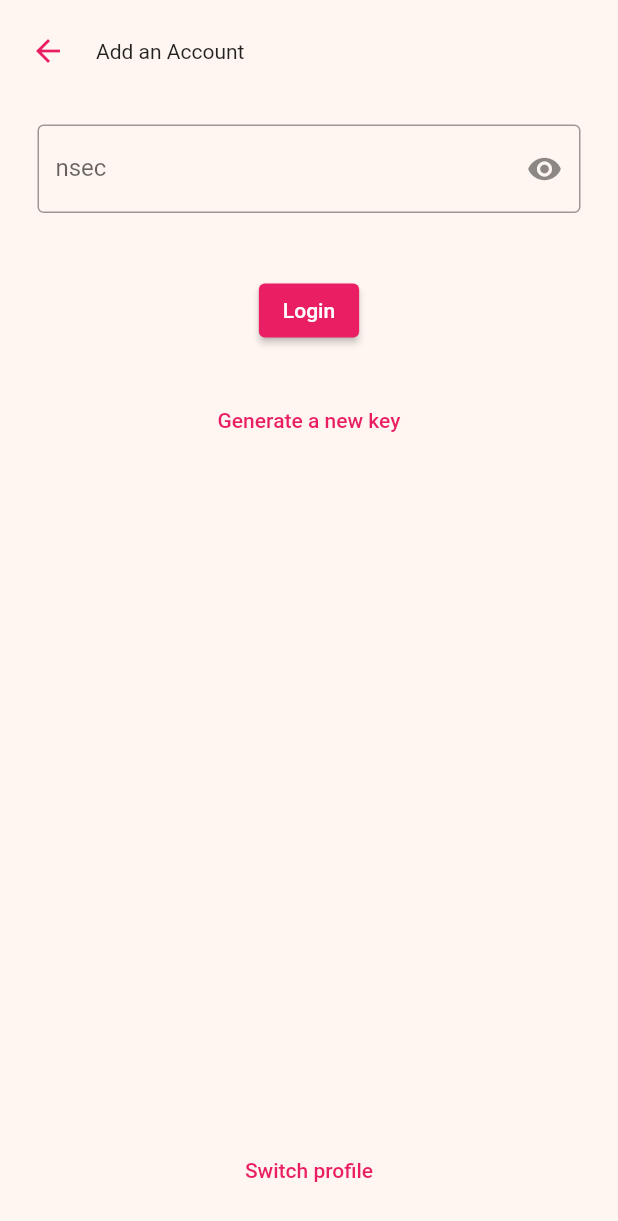
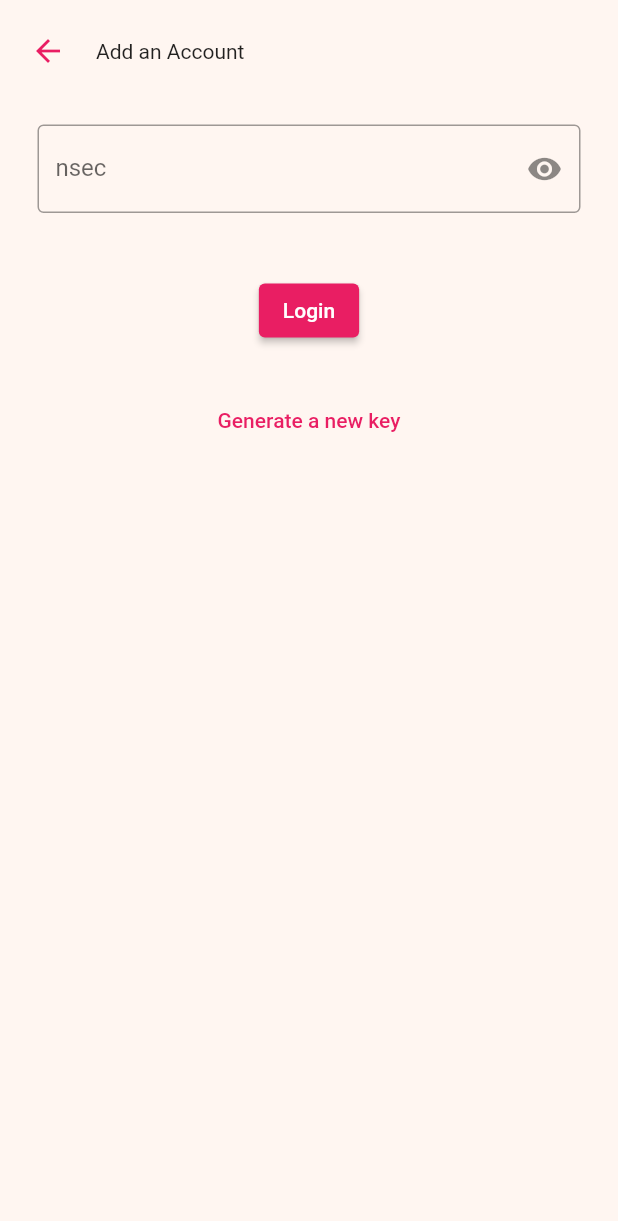
Before and after one commit to wavlake/watermelon, a Flutter app: the screen it shows after launch, on a phone screen of 412 x 824 dp. Shown: the top 1221 px of the screen. Run offline on Flutter 3.47's test engine with Material 2 defaults, Android fonts, the phone set to English and light mode, and no system bars; our stand-ins replace flutter_secure_storage, get_storage; missing offline and left inert: mobile_scanner, nostr, nostr_tools; Roboto replaces fonts that are missing (Poppins).

Commit message:
refactor layout and main, and some nav

```diff
--- a/lib/components.dart
+++ /dev/null
@@ -1,47 +0,0 @@
-import 'package:flutter/material.dart';
-import '../model/state.dart';
-import 'package:provider/provider.dart';
-
-import 'model/constants.dart';
-
-// Every screen gets a default back button target
-Map<Screen, Screen> backButtonMap = {
-  Screen.welcome: Screen.welcome,
-  Screen.addUserProfile: Screen.welcome,
-  Screen.signing: Screen.addUserProfile,
-  Screen.scanner: Screen.signing,
-};
-
-class TopBackButton extends StatelessWidget {
-  const TopBackButton({
-    super.key,
-    this.title = "",
-  });
-
-  final String title;
-
-  @override
-  Widget build(BuildContext context) {
-    var appState = context.watch<AppState>();
-
-    return Padding(
-      padding: const EdgeInsets.only(top: 10),
-      child: Row(
-        mainAxisAlignment: MainAxisAlignment.spaceBetween,
-        children: [
-          Row(
-            children: [
-              TextButton(
-                  onPressed:
-                      () => // lookup the back button's target screen using the current screen
-                          appState
-                              .navigate(backButtonMap[appState.currentScreen]!),
-                  child: const Icon(Icons.arrow_back)),
-              if (title.isNotEmpty) Text(title),
-            ],
-          ),
-        ],
-      ),
-    );
-  }
-}
--- a/lib/components/top_back_button.dart
+++ b/lib/components/top_back_button.dart
@@ -6,7 +6,7 @@ import 'package:provider/provider.dart';
 // Every screen gets a default back button target
 Map<Screen, Screen> backButtonMap = {
   Screen.welcome: Screen.welcome,
-  Screen.addUserProfile: Screen.welcome,
+  Screen.addUserProfile: Screen.signing,
   Screen.signing: Screen.addUserProfile,
   Screen.scanner: Screen.signing,
 };
--- a/lib/layout_wrapper.dart
+++ /dev/null
@@ -1,110 +0,0 @@
-import 'package:flutter/material.dart';
-import 'package:watermelon/model/constants.dart';
-import '/screens/userProfile/user_profile_screen.dart';
-
-class LayoutWrapper extends StatefulWidget {
-  const LayoutWrapper({
-    super.key,
-    required this.page,
-  });
-  final Widget page;
-
-  @override
-  State<LayoutWrapper> createState() => _LayoutWrapperState();
-}
-
-class _LayoutWrapperState extends State<LayoutWrapper> {
-  bool showProfilePicker = false;
-
-  /// accepts an optional boolean value, defaults to toggle
-  void closeProfilePicker() {
-    setState(() {
-      showProfilePicker = false;
-    });
-  }
-
-  void openProfilePicker() {
-    setState(() {
-      showProfilePicker = true;
-    });
-  }
-
-  @override
-  Widget build(BuildContext context) {
-    var colorScheme = Theme.of(context).colorScheme;
-
-    // The container for the current page, with its background color
-    // and subtle switching animation.
-    var mainArea = SafeArea(
-      child: ColoredBox(
-          color: WavlakeColors.beige,
-          child: AnimatedSwitcher(
-            duration: const Duration(milliseconds: 200),
-            child: Column(
-              mainAxisAlignment: MainAxisAlignment.spaceBetween,
-              children: [
-                widget.page,
-                Padding(
-                  padding: const EdgeInsets.only(bottom: 20.0),
-                  child: TextButton(
-                      onPressed: () {
-                        openProfilePicker();
-                      },
-                      child: const Text("Switch profile")),
-                )
-              ],
-            ),
-          )),
-    );
-
-    return Scaffold(
-      body: LayoutBuilder(
-        builder: (context, constraints) {
-          return Stack(
-            children: [
-              mainArea,
-              // The stack widget lets us display the profile picker on top of the mainArea widget
-              // if showProfilePicker is true, we spread the contents of the array below "...[]"
-              if (showProfilePicker) ...[
-                Opacity(
-                  opacity: 0.4,
-                  child: InkWell(
-                    onTap: closeProfilePicker,
-                    child: Container(
-                      height: MediaQuery.of(context).size.height,
-                      width: MediaQuery.of(context).size.width,
-                      decoration:
-                          const BoxDecoration(color: WavlakeColors.black),
-                    ),
-                  ),
-                ),
-                Positioned(
-                  left: 0,
-                  right: 0,
-                  bottom: 0,
-                  child: Row(
-                    mainAxisAlignment: MainAxisAlignment.center,
-                    children: [
-                      Container(
-                        decoration:
-                            const BoxDecoration(color: WavlakeColors.mint),
-                        child: SizedBox(
-                          width: MediaQuery.of(context).size.width,
-                          child: SafeArea(
-                            child: UserProfileScreen(
-                              closeProfilePicker: closeProfilePicker,
-                            ),
-                          ),
-                        ),
-                      )
-                    ],
-                  ),
-                ),
-              ],
-            ],
-          );
-        },
-      ),
-    );
-  }
-}
--- a/lib/main.dart
+++ b/lib/main.dart
@@ -2,7 +2,7 @@ import 'package:flutter/material.dart';
 import 'package:provider/provider.dart';
 import 'package:get_storage/get_storage.dart';
 import 'package:watermelon/screens/add_user_profile_screen.dart';
-import 'layout_wrapper.dart';
+import 'package:watermelon/screens/userProfile/user_profile_screen.dart';
 import 'model/constants.dart';
 import 'screens/signing_screen.dart';
 import 'screens/welcome_screen.dart';
@@ -16,6 +16,7 @@ void enterFullScreen() {
   SystemChrome.setEnabledSystemUIMode(SystemUiMode.manual, overlays: []);
 }
 
+// this is not used
 void exitFullScreen() {
   SystemChrome.setEnabledSystemUIMode(SystemUiMode.manual,
       overlays: SystemUiOverlay.values);
@@ -57,9 +58,29 @@ class _MyHomePage extends StatefulWidget {
 }
 
 class _MyHomePageState extends State<_MyHomePage> {
+  bool showProfilePicker = false;
+
+  void closeProfilePicker() {
+    print("closeProfilePicker");
+    setState(() {
+      showProfilePicker = false;
+    });
+  }
+
+  void openProfilePicker() {
+    setState(() {
+      showProfilePicker = true;
+    });
+  }
+
   @override
   Widget build(BuildContext context) {
+    var colorScheme = Theme.of(context).colorScheme;
     var appState = context.watch<AppState>();
+
+    bool shouldShowProfilePicker = showProfilePicker &&
+        shouldShowProfileSwitchButton[appState.currentScreen]!;
+    print(showProfilePicker);
 
     Widget page;
     switch (appState.currentScreen) {
@@ -68,7 +89,7 @@ class _MyHomePageState extends State<_MyHomePage> {
         break;
       case Screen.addUserProfile:
         page = AddUserProfileScreen(
-          appState: appState,
+          closeProfilePicker: closeProfilePicker,
         );
         break;
       case Screen.signing:
@@ -84,6 +105,83 @@ class _MyHomePageState extends State<_MyHomePage> {
         throw UnimplementedError('no widget for ${appState.currentScreen}');
     }
 
-    return LayoutWrapper(page: page);
+    return Scaffold(
+      body: LayoutBuilder(
+        builder: (context, constraints) {
+          return Stack(
+            children: [
+              // This is the main parent widget of each screen
+              SafeArea(
+                child: ColoredBox(
+                    color: WavlakeColors.beige,
+                    child: AnimatedSwitcher(
+                      duration: const Duration(milliseconds: 200),
+                      child: Column(
+                        mainAxisAlignment: MainAxisAlignment.spaceBetween,
+                        children: [
+                          // page is a dynamic widget that changes based on currentScreen
+                          page,
+                          // Should this screen show the switch profile button?
+                          ...shouldShowProfileSwitchButton[
+                                  appState.currentScreen]!
+                              ? [
+                                  Padding(
+                                    padding:
+                                        const EdgeInsets.only(bottom: 20.0),
+                                    child: TextButton(
+                                        onPressed: () {
+                                          openProfilePicker();
+                                        },
+                                        child: const Text("Switch profile")),
+                                  )
+                                ]
+                              : [],
+                        ],
+                      ),
+                    )),
+              ),
+              // The stack widget lets us display the profile picker on top of the page widget
+              // if showProfilePicker is true, we spread the contents of the array below "...[]"
+              if (shouldShowProfilePicker) ...[
+                Opacity(
+                  opacity: 0.4,
+                  child: InkWell(
+                    onTap: closeProfilePicker,
+                    child: Container(
+                      height: MediaQuery.of(context).size.height,
+                      width: MediaQuery.of(context).size.width,
+                      decoration:
+                          const BoxDecoration(color: WavlakeColors.black),
+                    ),
+                  ),
+                ),
+                Positioned(
+                  left: 0,
+                  right: 0,
+                  bottom: 0,
+                  child: Row(
+                    mainAxisAlignment: MainAxisAlignment.center,
+                    children: [
+                      Container(
+                        decoration:
+                            const BoxDecoration(color: WavlakeColors.mint),
+                        child: SizedBox(
+                          width: MediaQuery.of(context).size.width,
+                          child: SafeArea(
+                            child: UserProfileScreen(
+                              closeProfilePicker: closeProfilePicker,
+                            ),
+                          ),
+                        ),
+                      )
+                    ],
+                  ),
+                ),
+              ],
+            ],
+          );
+        },
+      ),
+    );
   }
 }
--- a/lib/model/constants.dart
+++ b/lib/model/constants.dart
@@ -9,6 +9,14 @@ const storageKeyUserProfiles = "userPrivateProfiles";
 const secureNpubNsecMap = "npubNsecMap";
 const publicProfileInfo = "userProfiles";
 
+const Map<Screen, bool> shouldShowProfileSwitchButton = {
+  Screen.welcome: false,
+  Screen.addUserProfile: false,
+  Screen.signing: true,
+  Screen.scanner: true,
+  Screen.loading: false,
+};
+
 // https://stackoverflow.com/questions/50081213/how-do-i-use-hexadecimal-color-strings-in-flutter
 abstract class WavlakeColors {
   static const Color pink = Color(0xFFf3aef2);
--- a/lib/screens/add_user_profile_screen.dart
+++ b/lib/screens/add_user_profile_screen.dart
@@ -1,18 +1,21 @@
 import 'package:flutter/material.dart';
+import 'package:provider/provider.dart';
 
-import '../components.dart';
+import '../components/top_back_button.dart';
 import '../model/state.dart';
 
 class AddUserProfileScreen extends StatelessWidget {
   const AddUserProfileScreen({
     super.key,
-    required this.appState,
+    required this.closeProfilePicker,
   });
 
-  final AppState appState;
+  final void Function() closeProfilePicker;
 
   @override
   Widget build(BuildContext context) {
+    var appState = context.watch<AppState>();
+
     return Form(
         key: appState.formKey,
         child: Column(
@@ -31,6 +34,8 @@ class AddUserProfileScreen extends StatelessWidget {
                   ElevatedButton(
                     onPressed: () {
                       if (appState.formKey.currentState!.validate()) {
+                        print("valid");
+                        closeProfilePicker();
                         appState.addNewProfile();
                       } else {
                         ScaffoldMessenger.of(context).showSnackBar(
@@ -48,7 +53,10 @@ class AddUserProfileScreen extends StatelessWidget {
                 Padding(
                   padding: const EdgeInsets.only(bottom: 10.0),
                   child: TextButton(
-                      onPressed: appState.generateNewNsec,
+                      onPressed: () {
+                        closeProfilePicker();
+                        appState.generateNewNsec();
+                      },
                       child: const Text("Generate a new key")),
                 ),
               ],
--- a/lib/screens/scanner_screen.dart
+++ b/lib/screens/scanner_screen.dart
@@ -2,7 +2,7 @@ import 'package:flutter/material.dart';
 import 'package:mobile_scanner/mobile_scanner.dart';
 import 'package:provider/provider.dart';
 
-import '../components.dart';
+import '../components/top_back_button.dart';
 import '../model/state.dart';
 
 class ScannerScreen extends StatelessWidget {
--- a/lib/screens/userProfile/user_profile_screen.dart
+++ b/lib/screens/userProfile/user_profile_screen.dart
@@ -35,7 +35,6 @@ class UserProfileScreen extends StatelessWidget {
               padding: const EdgeInsets.only(top: 15.0, bottom: 8.0),
               child: ElevatedButton(
                   onPressed: () {
-                    closeProfilePicker();
                     appState.navigate(Screen.addUserProfile);
                   },
                   child: const Text("Add New Account")),
```
